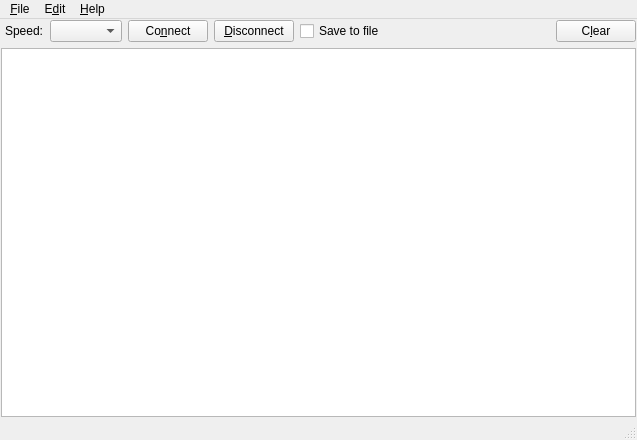
Qt form console/DebugConsole/MainWindow.ui (GAZDOWN/usbasp) before a commit.
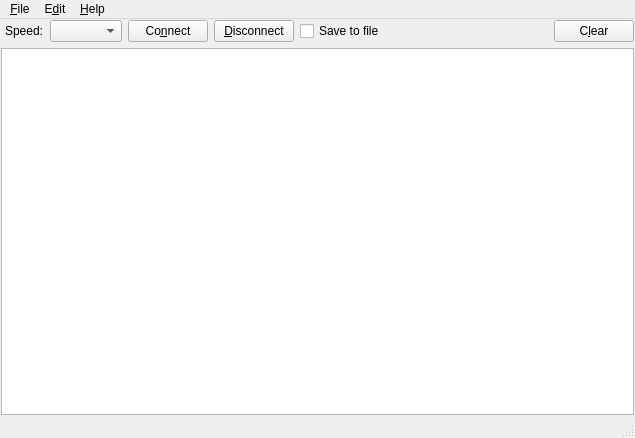
The same form after that commit. Custom widgets are drawn as their Qt base class.

Patch:
```diff
--- a/console/DebugConsole/MainWindow.ui
+++ b/console/DebugConsole/MainWindow.ui
@@ -9,8 +9,8 @@
    <rect>
     <x>0</x>
     <y>0</y>
-    <width>637</width>
-    <height>440</height>
+    <width>635</width>
+    <height>438</height>
    </rect>
   </property>
   <property name="windowTitle">
@@ -126,8 +126,8 @@
     <rect>
      <x>0</x>
      <y>0</y>
-     <width>637</width>
-     <height>21</height>
+     <width>635</width>
+     <height>24</height>
     </rect>
    </property>
    <widget class="QMenu" name="menuFile">
```
